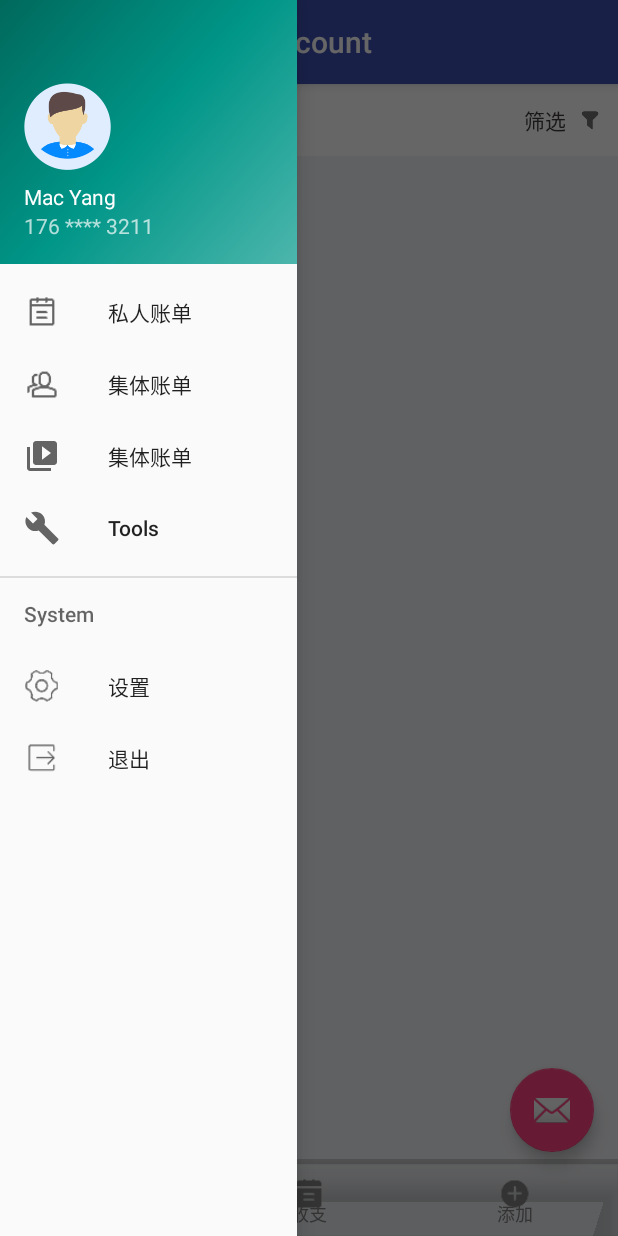
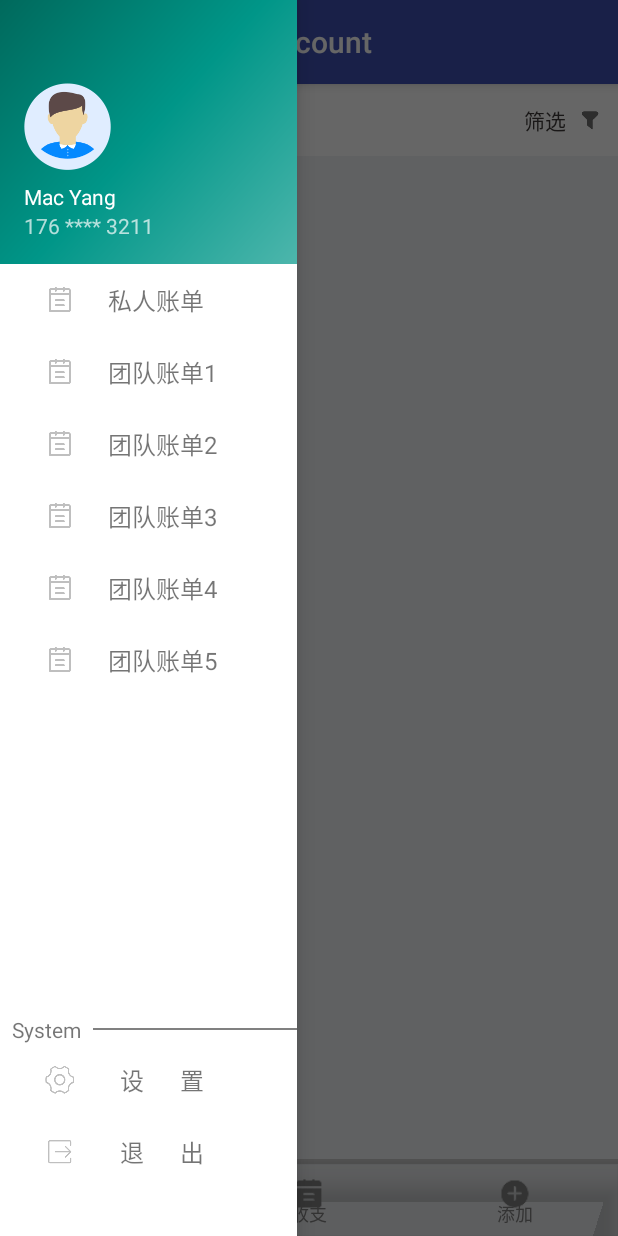
Before and after one commit to Aa136075837/SmallTeamAccount, an Android app: the MainActivity screen opened directly, with no data from a screen before it, with the side drawer open, on a phone screen of 412 x 824 dp. Run offline under Robolectric (Android 15) with nearby library versions, the phone set to English and light mode, and no system bars; our stand-ins replace ButterKnife, RxJava; libraries missing offline, so code that uses them is left out: com.mob, com.yanzhenjie.recyclerview; plain views replace SwipeMenuRecyclerView; 5 statements that could not run were skipped.

Commit message:
1.drawer 改为 rv

```diff
--- a/app/src/main/AndroidManifest.xml
+++ b/app/src/main/AndroidManifest.xml
@@ -20,7 +20,8 @@
             android:label="@string/app_name">
         </activity>
         <activity android:name=".ui.activity.MainActivity" />
-        <activity android:name=".ui.activity.SplashActivity">
+        <activity android:name=".ui.activity.SplashActivity"
+            android:theme="@style/Theme.Splash">
             <intent-filter>
                 <action android:name="android.intent.action.MAIN" />
 
--- /dev/null
+++ b/app/src/main/java/com/smallteam/smallteamaccount/adapter/DrawerTabAdapter.java
@@ -0,0 +1,71 @@
+package com.smallteam.smallteamaccount.adapter;
+
+import android.content.Context;
+import android.support.v7.widget.RecyclerView;
+import android.view.LayoutInflater;
+import android.view.View;
+import android.view.ViewGroup;
+import android.widget.ImageView;
+import android.widget.TextView;
+
+import com.smallteam.smallteamaccount.R;
+
+import java.util.List;
+
+/**
+ * Created by Administrator on 2018/1/15.
+ */
+
+public class DrawerTabAdapter extends RecyclerView.Adapter<DrawerTabAdapter.DrawerHolder> {
+
+    private Context mContext;
+    private List<String> mData;
+
+    public DrawerTabAdapter(Context context, List<String> data) {
+        mContext = context;
+        mData = data;
+    }
+
+    @Override
+    public DrawerHolder onCreateViewHolder(ViewGroup parent, int viewType) {
+        View view = LayoutInflater.from(mContext).inflate(R.layout.item_main_tab, parent, false);
+        return new DrawerHolder(view);
+    }
+
+    @Override
+    public void onBindViewHolder(DrawerHolder holder, int position) {
+        holder.mTabTv.setText(mData.get(position));
+        holder.itemView.setOnClickListener(v -> {
+            if (mListener != null) {
+                mListener.onDrawerItemClick(position);
+            }
+        });
+    }
+
+    @Override
+    public int getItemCount() {
+        return 6;
+    }
+
+    private DrawerItemClickListener mListener;
+
+    public void setDrawerItemClickListener(DrawerItemClickListener listener) {
+        mListener = listener;
+    }
+
+    public interface DrawerItemClickListener {
+        void onDrawerItemClick(int position);
+    }
+
+    static class DrawerHolder extends RecyclerView.ViewHolder {
+
+        private final ImageView mTabIv;
+        private final TextView mTabTv;
+
+        public DrawerHolder(View itemView) {
+            super(itemView);
+            mTabIv = (ImageView) itemView.findViewById(R.id.item_main_tab_iv);
+            mTabTv = (TextView) itemView.findViewById(R.id.item_main_tab_tv);
+        }
+    }
+}
--- a/app/src/main/java/com/smallteam/smallteamaccount/ui/activity/MainActivity.java
+++ b/app/src/main/java/com/smallteam/smallteamaccount/ui/activity/MainActivity.java
@@ -6,6 +6,8 @@ import android.support.design.widget.BottomNavigationView;
 import android.support.design.widget.FloatingActionButton;
 import android.support.design.widget.Snackbar;
 import android.support.design.widget.TabLayout;
+import android.support.v7.widget.LinearLayoutManager;
+import android.support.v7.widget.RecyclerView;
 import android.view.KeyEvent;
 import android.view.View;
 import android.support.design.widget.NavigationView;
@@ -20,6 +22,7 @@ import android.widget.TableLayout;
 import android.widget.Toast;
 
 import com.smallteam.smallteamaccount.R;
+import com.smallteam.smallteamaccount.adapter.DrawerTabAdapter;
 import com.smallteam.smallteamaccount.base.BaseFragment;
 import com.smallteam.smallteamaccount.base.MVPBaseActivity;
 import com.smallteam.smallteamaccount.presenter.MainContract;
@@ -30,19 +33,22 @@ import com.smallteam.smallteamaccount.ui.view.ProgressDialogUtils;
 import com.smallteam.smallteamaccount.utils.EasyToast;
 import com.smallteam.smallteamaccount.utils.FragmentFactory;
 
+import java.util.ArrayList;
+import java.util.List;
+
 /**
  * TODO 获取到默认账本的名称；获取用户有哪些账本
  */
 public class MainActivity extends MVPBaseActivity<MainContract.MainPresenter>
-    implements NavigationView.OnNavigationItemSelectedListener, MainContract.MainView {
+    implements MainContract.MainView, DrawerTabAdapter.DrawerItemClickListener {
 
-    private NavigationView mNavigationView;
-    private FloatingActionButton mFab;
     private AccountListFragment mAccountListFragment;
     private Toolbar mToolbar;
     private AddAccountFragment mAddAccountFragment;
     private UserBalanceFragment mUserBalanceFragment;
     private BottomNavigationView mBnv;
+    private RecyclerView mRv;
+    private DrawerLayout mDrawer;
 
     @Override
     protected int initLayout() {
@@ -58,24 +64,21 @@ public class MainActivity extends MVPBaseActivity<MainContract.MainPresenter>
     protected void initViews() {
         mToolbar = findViewById(R.id.toolbar);
         setSupportActionBar(mToolbar);
-        mFab = findViewById(R.id.fab);
         mBnv = findViewById(R.id.bnv_main);
+        mRv = findViewById(R.id.main_tab_rv);
+
         initTab();
-        DrawerLayout drawer = findViewById(R.id.drawer_layout);
+        mDrawer = findViewById(R.id.drawer_layout);
         ActionBarDrawerToggle toggle = new ActionBarDrawerToggle(
-            this, drawer, mToolbar, R.string.navigation_drawer_open, R.string.navigation_drawer_close);
-        drawer.addDrawerListener(toggle);
+            this, mDrawer, mToolbar, R.string.navigation_drawer_open, R.string.navigation_drawer_close);
+        mDrawer.addDrawerListener(toggle);
         toggle.syncState();
-        mNavigationView = findViewById(R.id.nav_view);
         /**默认进入账单列表页面*/
-//        mNavigationView.setCheckedItem(R.id.nav_camera);
         toAccountListFragment();
     }
 
     private void initTab() {
-        mBnv.setOnNavigationItemSelectedListener(new BottomNavigationView.OnNavigationItemSelectedListener() {
-            @Override
-            public boolean onNavigationItemSelected(@NonNull MenuItem item) {
+        mBnv.setOnNavigationItemSelectedListener(item -> {
             int itemId = item.getItemId();
             item.setChecked(true);
             switch (itemId) {
@@ -90,16 +93,40 @@ public class MainActivity extends MVPBaseActivity<MainContract.MainPresenter>
                     break;
             }
             return false;
+        });
+
+        LinearLayoutManager manager = new LinearLayoutManager(this);
+        mRv.setLayoutManager(manager);
+        List<String> list = new ArrayList<>();
+        list.add("私人账单");
+        list.add("团队账单1");
+        list.add("团队账单2");
+        list.add("团队账单3");
+        list.add("团队账单4");
+        list.add("团队账单5");
+        DrawerTabAdapter adapter = new DrawerTabAdapter(this, list);
+        adapter.setDrawerItemClickListener(this);
+        mRv.setAdapter(adapter);
     }
+
+    @Override
+    protected void initEvents() {
+
+        findViewById(R.id.main_tab_setting_ll).setOnClickListener(v -> {
+            comming();
+            mDrawer.closeDrawers();
+        });
+
+        findViewById(R.id.main_tab_out_ll).setOnClickListener(v -> {
+            comming();
+            mDrawer.closeDrawers();
         });
     }
 
     @Override
-    protected void initEvents() {
-        mNavigationView.setNavigationItemSelectedListener(this);
-        mFab.setOnClickListener(view -> {
-//            mPresenter.test();
-        });
+    public void onDrawerItemClick(int position) {
+            comming();
+            mDrawer.closeDrawers();
     }
 
     @Override
@@ -115,30 +142,6 @@ public class MainActivity extends MVPBaseActivity<MainContract.MainPresenter>
         } else {
             super.onBackPressed();
         }
-    }
-
-    @SuppressWarnings("StatementWithEmptyBody")
-    @Override
-    public boolean onNavigationItemSelected(MenuItem item) {
-        // Handle navigation view item clicks here.
-        int id = item.getItemId();
-
-        if (id == R.id.nav_camera) {
-            toAccountListFragment();
-        } else if (id == R.id.nav_gallery) {
-            toAddAccountFragment();
-        } else if (id == R.id.nav_slideshow) {
-            toUserBalanceFragment();
-        } else if (id == R.id.nav_manage) {
-            comming();
-        } else if (id == R.id.nav_share) {
-            comming();
-        } else if (id == R.id.nav_send) {
-            comming();
-        }
-        DrawerLayout drawer = findViewById(R.id.drawer_layout);
-        drawer.closeDrawer(GravityCompat.START);
-        return true;
     }
 
     private void comming() {
@@ -180,20 +183,18 @@ public class MainActivity extends MVPBaseActivity<MainContract.MainPresenter>
 
     @Override
     public void textSuccess() {
-        Snackbar.make(mFab, " 测试请求成功...", Snackbar.LENGTH_LONG).setAction("duai", new View.OnClickListener() {
-            @Override
-            public void onClick(View view) {
+        Snackbar.make(mBnv, " 测试请求成功...", Snackbar.LENGTH_LONG).setAction("duai", view -> {
 
-            }
         }).show();
     }
 
     private long firstTime = 0;
+
     @Override
     public boolean onKeyDown(int keyCode, KeyEvent event) {
         if (keyCode == KeyEvent.KEYCODE_BACK && event.getAction() == KeyEvent.ACTION_DOWN) {
             if (System.currentTimeMillis() - firstTime > 2000) {
-                EasyToast.showShort(MainActivity.this,"再按一次退出程序");
+                EasyToast.showShort(MainActivity.this, "再按一次退出程序");
                 firstTime = System.currentTimeMillis();
             } else {
                 finish();
--- a/app/src/main/java/com/smallteam/smallteamaccount/ui/activity/SplashActivity.java
+++ b/app/src/main/java/com/smallteam/smallteamaccount/ui/activity/SplashActivity.java
@@ -1,6 +1,5 @@
 package com.smallteam.smallteamaccount.ui.activity;
 
-import android.support.v7.app.AppCompatActivity;
 import android.os.Bundle;
 
 import com.smallteam.smallteamaccount.R;
@@ -13,14 +12,13 @@ public class SplashActivity extends BaseActivity {
     @Override
     protected void onCreate(Bundle savedInstanceState) {
         super.onCreate(savedInstanceState);
-        setContentView(R.layout.activity_splash);
-
         SmallTeamApp.getHandler().postDelayed(() -> {
             if (SpConfig.getInstance().getUser() != null) {
                 startAcvitity(MainActivity.class);
             }else {
                 startAcvitity(LoginActivity.class);
             }
+            finish();
         },3*1000);
     }
 }
--- a/app/src/main/java/com/smallteam/smallteamaccount/ui/fragment/UserBalanceFragment.java
+++ b/app/src/main/java/com/smallteam/smallteamaccount/ui/fragment/UserBalanceFragment.java
@@ -44,14 +44,12 @@ public class UserBalanceFragment extends MVPBaseFragment<UserBalanceContract.Use
     protected void initViews() {
         mBalancePie.setUsePercentValues(true);
         mBalancePie.getDescription().setEnabled(false);
-        mBalancePie.setExtraOffsets(5, 5, 5, 1);
 
         mBalancePie.setDragDecelerationFrictionCoef(0.95f);
 
-//        mBalancePie.setCenterTextTypeface(mTfLight);
         mBalancePie.setCenterText("个人收支");
 
-        mBalancePie.setExtraOffsets(10.f, 0.f, 18.f, 0.f);
+        mBalancePie.setExtraOffsets(10.f, 0.f, 38.f, 0.f);
 
         mBalancePie.setDrawHoleEnabled(true);
         mBalancePie.setHoleColor(Color.WHITE);
--- a/app/src/main/res/layout/activity_login.xml
+++ b/app/src/main/res/layout/activity_login.xml
@@ -58,7 +58,7 @@
                         android:id="@+id/et_username"
                         android:layout_width="match_parent"
                         android:layout_height="wrap_content"
-                        android:inputType="textPersonName"
+                        android:inputType="phone"
                         android:background="@drawable/selector_bg_edit"
                         android:textCursorDrawable="@drawable/bg_input_cursor"
                         android:paddingBottom="2dp"
--- a/app/src/main/res/layout/activity_main.xml
+++ b/app/src/main/res/layout/activity_main.xml
@@ -14,13 +14,21 @@
         android:layout_width="match_parent"
         android:layout_height="match_parent" />
 
-    <android.support.design.widget.NavigationView
-        android:id="@+id/nav_view"
+    <!--<android.support.design.widget.NavigationView-->
+        <!--android:id="@+id/nav_view"-->
+        <!--android:layout_width="198dp"-->
+        <!--android:layout_height="match_parent"-->
+        <!--android:layout_gravity="start"-->
+        <!--android:fitsSystemWindows="true"-->
+        <!--android:visibility="gone"-->
+        <!--app:headerLayout="@layout/nav_header_main"-->
+        <!--app:menu="@menu/activity_main_drawer" />-->
+
+    <include
+        layout="@layout/drawer_left"
         android:layout_width="198dp"
-        android:layout_height="match_parent"
         android:layout_gravity="start"
         android:fitsSystemWindows="true"
-        app:headerLayout="@layout/nav_header_main"
-        app:menu="@menu/activity_main_drawer" />
+        android:layout_height="match_parent" />
 
 </android.support.v4.widget.DrawerLayout>
--- a/app/src/main/res/layout/app_bar_main.xml
+++ b/app/src/main/res/layout/app_bar_main.xml
@@ -22,13 +22,13 @@
 
     <include layout="@layout/content_main" />
 
-    <android.support.design.widget.FloatingActionButton
-        android:id="@+id/fab"
-        android:layout_width="wrap_content"
-        android:layout_height="wrap_content"
-        android:layout_gravity="bottom|end"
-        android:layout_marginRight="@dimen/fab_margin"
-        android:layout_marginBottom="@dimen/top_bar_height"
-        app:srcCompat="@android:drawable/ic_dialog_email" />
+    <!--<android.support.design.widget.FloatingActionButton-->
+        <!--android:id="@+id/fab"-->
+        <!--android:layout_width="wrap_content"-->
+        <!--android:layout_height="wrap_content"-->
+        <!--android:layout_gravity="bottom|end"-->
+        <!--android:layout_marginRight="@dimen/fab_margin"-->
+        <!--android:layout_marginBottom="@dimen/top_bar_height"-->
+        <!--app:srcCompat="@android:drawable/ic_dialog_email" />-->
 
 </android.support.design.widget.CoordinatorLayout>
--- /dev/null
+++ b/app/src/main/res/layout/drawer_left.xml
@@ -0,0 +1,91 @@
+<?xml version="1.0" encoding="utf-8"?>
+<RelativeLayout xmlns:android="http://schemas.android.com/apk/res/android"
+    android:layout_width="match_parent"
+    android:layout_height="match_parent"
+    android:background="@color/white"
+    android:clickable="true">
+
+    <include
+        android:id="@+id/drawer_header"
+        layout="@layout/nav_header_main" />
+
+    <android.support.v7.widget.RecyclerView
+        android:id="@+id/main_tab_rv"
+        android:layout_width="match_parent"
+        android:layout_height="wrap_content"
+        android:layout_above="@+id/system_ll"
+        android:layout_below="@+id/drawer_header" />
+
+    <LinearLayout
+        android:id="@+id/system_ll"
+        android:layout_width="match_parent"
+        android:layout_height="wrap_content"
+        android:layout_alignParentBottom="true"
+        android:layout_marginBottom="32dp"
+        android:orientation="vertical">
+
+        <LinearLayout
+            android:layout_width="match_parent"
+            android:layout_height="wrap_content"
+            android:layout_marginLeft="8dp"
+            android:gravity="center_vertical">
+
+            <TextView
+                android:layout_width="wrap_content"
+                android:layout_height="wrap_content"
+                android:text="System" />
+
+            <View
+                android:layout_width="match_parent"
+                android:layout_height="1dp"
+                android:layout_marginLeft="8dp"
+                android:background="@color/gray" />
+        </LinearLayout>
+
+        <LinearLayout
+            android:id="@+id/main_tab_setting_ll"
+            android:layout_width="match_parent"
+            android:layout_height="48dp"
+            android:gravity="center_vertical"
+            android:paddingLeft="16dp">
+
+            <ImageView
+                android:layout_width="48dp"
+                android:layout_height="48dp"
+                android:scaleType="centerInside"
+                android:src="@drawable/icon_setting" />
+
+            <TextView
+                android:layout_width="match_parent"
+                android:layout_height="match_parent"
+                android:layout_marginLeft="16dp"
+                android:gravity="center_vertical"
+                android:text="@string/setting"
+                android:textSize="16sp" />
+
+        </LinearLayout>
+
+        <LinearLayout
+            android:id="@+id/main_tab_out_ll"
+            android:layout_width="match_parent"
+            android:layout_height="wrap_content"
+            android:gravity="center_vertical"
+            android:paddingLeft="16dp">
+
+            <ImageView
+                android:layout_width="48dp"
+                android:layout_height="48dp"
+                android:scaleType="centerInside"
+                android:src="@drawable/icon_out" />
+
+            <TextView
+                android:layout_width="match_parent"
+                android:layout_height="match_parent"
+                android:layout_marginLeft="16dp"
+                android:gravity="center_vertical"
+                android:text="@string/login_out"
+                android:textSize="16sp" />
+
+        </LinearLayout>
+    </LinearLayout>
+</RelativeLayout>
--- /dev/null
+++ b/app/src/main/res/layout/item_main_tab.xml
@@ -0,0 +1,23 @@
+<?xml version="1.0" encoding="utf-8"?>
+<LinearLayout xmlns:android="http://schemas.android.com/apk/res/android"
+    android:layout_width="match_parent"
+    android:layout_height="48dp"
+    android:paddingLeft="16dp"
+    android:minHeight="48dp">
+
+    <ImageView
+        android:id="@+id/item_main_tab_iv"
+        android:layout_width="48dp"
+        android:layout_height="48dp"
+        android:src="@drawable/account"
+        android:scaleType="centerInside" />
+
+    <TextView
+        android:id="@+id/item_main_tab_tv"
+        android:layout_width="match_parent"
+        android:layout_height="match_parent"
+        android:layout_marginLeft="8dp"
+        android:gravity="center_vertical"
+        android:text="私人订单"
+        android:textSize="16sp" />
+</LinearLayout>
--- a/app/src/main/res/layout/nav_header_main.xml
+++ b/app/src/main/res/layout/nav_header_main.xml
@@ -13,13 +13,14 @@
     android:theme="@style/ThemeOverlay.AppCompat.Dark">
 
     <ImageView
-        android:id="@+id/imageView"
+        android:id="@+id/main_tab_header_iV"
         android:layout_width="wrap_content"
         android:layout_height="wrap_content"
         android:paddingTop="@dimen/nav_header_vertical_spacing"
         app:srcCompat="@drawable/sidebar_head_icon" />
 
     <TextView
+        android:id="@+id/main_tab_header_name"
         android:layout_width="match_parent"
         android:layout_height="wrap_content"
         android:paddingTop="@dimen/nav_header_vertical_spacing"
@@ -27,7 +28,7 @@
         android:textAppearance="@style/TextAppearance.AppCompat.Body1" />
 
     <TextView
-        android:id="@+id/textView"
+        android:id="@+id/main_tab_header_desc"
         android:layout_width="wrap_content"
         android:layout_height="wrap_content"
         android:text="176 **** 3211" />
--- a/app/src/main/res/values/strings.xml
+++ b/app/src/main/res/values/strings.xml
@@ -12,10 +12,10 @@
     <string name="add_account">添加账单</string>
     <string name="user_balance">个人收支</string>
 
-    <string name="login_out">退出</string>
+    <string name="login_out">退\t\t出</string>
     <string name="personal_account">私人账单</string>
     <string name="group_account">集体账单</string>
-    <string name="setting">设置</string>
+    <string name="setting">设\t\t置</string>
     <string name="ee">私人账单</string>
 
 
--- a/app/src/main/res/values/styles.xml
+++ b/app/src/main/res/values/styles.xml
@@ -32,4 +32,10 @@
         <item name="android:windowEnterAnimation">@anim/popup_top_enter</item>
         <item name="android:windowExitAnimation">@anim/popup_bottom_exit</item>
     </style>
+
+    <style name="Theme.Splash" parent="AppTheme">
+        <item name="android:windowBackground">@drawable/splash_bg1</item>
+        <item name="android:windowNoTitle">true</item>
+        <item name="android:windowFullscreen">true</item>
+    </style>
 </resources>
```
Also changed, not shown: app/src/main/res/layout/fragment_user_balance.xml (+93 -2 lines), app/src/main/res/drawable-xhdpi/settlement.png (added), app/src/main/res/drawable-xhdpi/splash_bg.jpg (added), app/src/main/res/drawable-xhdpi/splash_bg1.jpg (added), app/src/main/res/drawable-xhdpi/un_settlement.png (added). Lines whose indentation alone changed are shown as unchanged.
